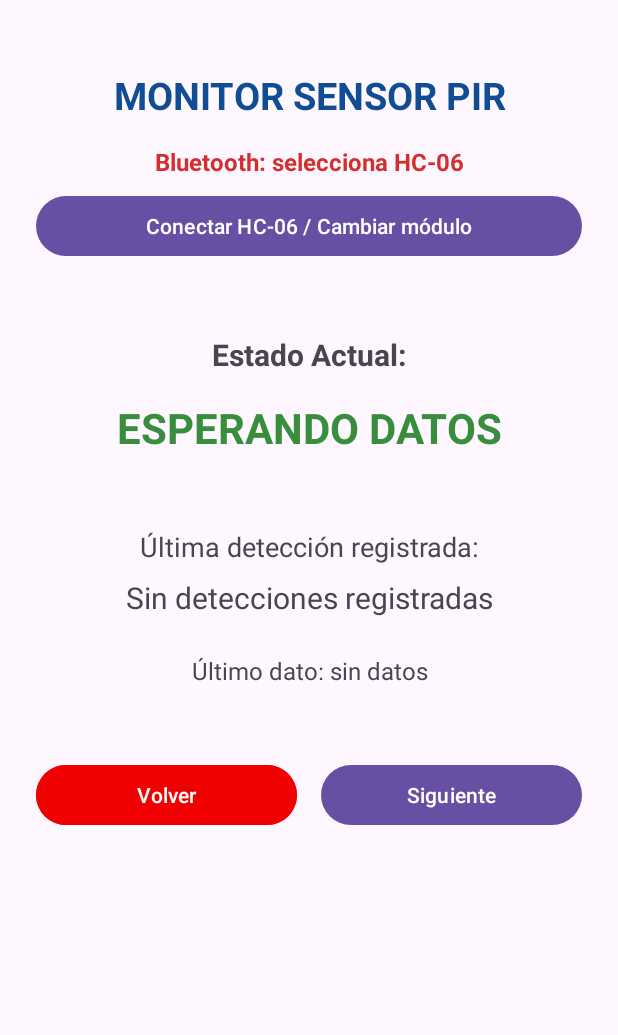
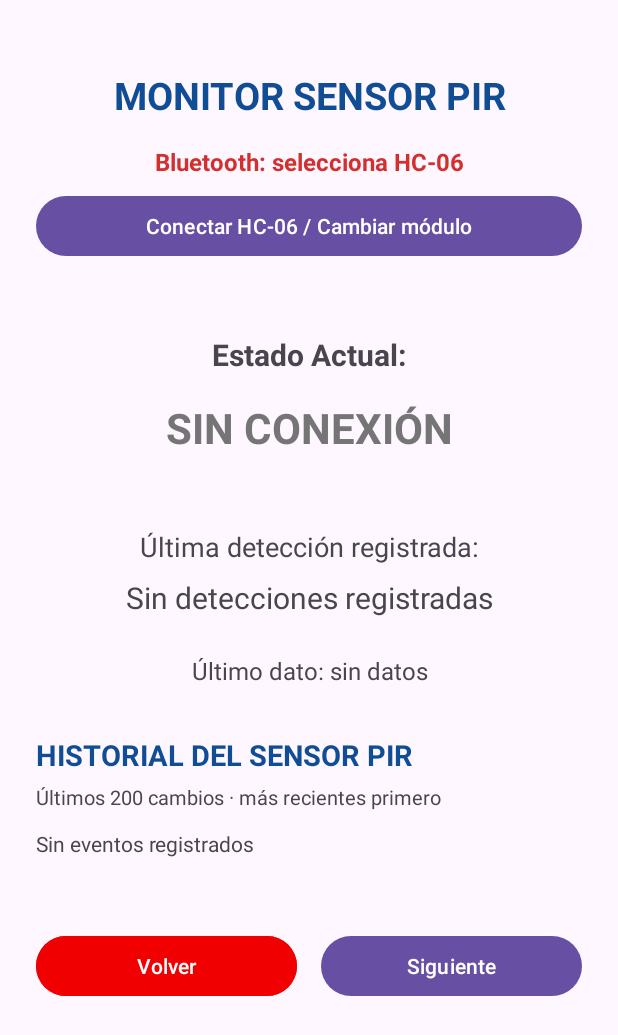
Before and after one commit to MrPelucon/Trabajo-IoT-BenjaminRojas, an Android app: the SensorActivity screen opened directly, with no data from a screen before it, on a phone screen of 412 x 824 dp. Shown: the top 1035 px of the screen. Run offline under Robolectric (Android 15) with nearby library versions, the phone set to English and light mode, and no system bars.

Commit message:
Corrige persistencia de controles y monitor PIR; agrega historial local

```diff
--- a/app/src/main/java/com/example/proyectoiot/SensorActivity.kt
+++ b/app/src/main/java/com/example/proyectoiot/SensorActivity.kt
@@ -3,6 +3,9 @@ package com.example.proyectoiot
 import android.content.Intent
 import android.graphics.Color
 import android.os.Bundle
+import android.os.Handler
+import android.os.Looper
+import android.os.SystemClock
 import android.widget.Button
 import android.widget.TextView
 import androidx.activity.enableEdgeToEdge
@@ -17,6 +20,15 @@ class SensorActivity : BluetoothBaseActivity() {
     private lateinit var tvEstadoPir: TextView
     private lateinit var tvUltimaDeteccion: TextView
     private lateinit var tvMensaje: TextView
+    private lateinit var tvHistorial: TextView
+    private var historialMostrado: List<IoTStorage.EventoPir>? = null
+    private val handler = Handler(Looper.getMainLooper())
+    private val revisarVigencia = object : Runnable {
+        override fun run() {
+            mostrarEstadoPir()
+            handler.postDelayed(this, 1000L)
+        }
+    }
 
     private val listenerEstado: (BluetoothManager.EstadoConexion) -> Unit = { estado ->
         tvEstadoBluetooth.text = when (estado) {
@@ -30,11 +42,11 @@ class SensorActivity : BluetoothBaseActivity() {
             if (estado == BluetoothManager.EstadoConexion.CONECTADO) Color.rgb(56, 142, 60)
             else Color.rgb(211, 47, 47)
         )
+        mostrarDatos()
     }
 
-    private val listenerDatos: (String) -> Unit = { mensaje ->
-        tvMensaje.text = "Último dato: $mensaje"
-        mostrarEstadoPir()
+    private val listenerDatos: (String) -> Unit = {
+        mostrarDatos()
     }
 
     override fun onCreate(savedInstanceState: Bundle?) {
@@ -52,6 +64,7 @@ class SensorActivity : BluetoothBaseActivity() {
         tvEstadoPir = findViewById(R.id.valor_estado)
         tvUltimaDeteccion = findViewById(R.id.valor_ultima_deteccion)
         tvMensaje = findViewById(R.id.tv_mensaje_recibido)
+        tvHistorial = findViewById(R.id.tv_historial_pir)
 
         findViewById<Button>(R.id.btn_conectar_bluetooth).setOnClickListener { elegirBluetooth() }
         findViewById<Button>(R.id.btn_siguiente).setOnClickListener {
@@ -67,26 +80,50 @@ class SensorActivity : BluetoothBaseActivity() {
         super.onStart()
         BluetoothManager.agregarListenerEstado(listenerEstado)
         BluetoothManager.agregarListenerDatos(listenerDatos)
-        tvMensaje.text = "Último dato: ${BluetoothManager.ultimoMensaje ?: "sin datos"}"
-        mostrarEstadoPir()
+        mostrarDatos()
+        handler.post(revisarVigencia)
     }
 
     override fun onStop() {
+        handler.removeCallbacks(revisarVigencia)
         BluetoothManager.quitarListenerEstado(listenerEstado)
         BluetoothManager.quitarListenerDatos(listenerDatos)
         super.onStop()
     }
 
+    private fun mostrarDatos() {
+        tvMensaje.text = "Último dato: ${BluetoothManager.ultimoMensaje ?: "sin datos"}"
+        mostrarEstadoPir()
+        val historial = BluetoothManager.historialPir()
+        if (historial == historialMostrado) return
+        historialMostrado = historial
+        val formato = SimpleDateFormat("dd/MM/yyyy HH:mm:ss", Locale.getDefault())
+        tvHistorial.text = if (historial.isEmpty()) "Sin eventos registrados" else
+            historial.asReversed().joinToString("\n") { evento ->
+                val estado = if (evento.movimiento) "MOVIMIENTO DETECTADO" else "SIN MOVIMIENTO"
+                "${formato.format(Date(evento.fechaMs))}  ·  $estado"
+            }
+    }
+
     private fun mostrarEstadoPir() {
         val movimiento = BluetoothManager.estadoPir
-        tvEstadoPir.text = when (movimiento) {
-            true -> "MOVIMIENTO DETECTADO"
-            false -> "SIN MOVIMIENTO"
-            null -> "ESPERANDO DATOS"
+        val ultimaLectura = BluetoothManager.ultimaLecturaPirMs
+        val conectado = BluetoothManager.estadoActual == BluetoothManager.EstadoConexion.CONECTADO
+        val vencido = ultimaLectura != null && SystemClock.elapsedRealtime() - ultimaLectura >= 10_000L
+        val estado = when {
+            !conectado -> "SIN CONEXIÓN"
+            vencido -> "SIN DATOS RECIENTES"
+            movimiento == true -> "MOVIMIENTO DETECTADO"
+            movimiento == false -> "SIN MOVIMIENTO"
+            BluetoothManager.estadoControl(BluetoothManager.Control.SENSOR) == false -> "SENSOR APAGADO (CONFIG.)"
+            else -> "ESPERANDO DATOS"
         }
-        tvEstadoPir.setTextColor(
-            if (movimiento == true) Color.rgb(211, 47, 47) else Color.rgb(56, 142, 60)
-        )
+        tvEstadoPir.text = estado
+        tvEstadoPir.setTextColor(when (estado) {
+            "MOVIMIENTO DETECTADO" -> Color.rgb(211, 47, 47)
+            "SIN MOVIMIENTO" -> Color.rgb(56, 142, 60)
+            else -> Color.rgb(117, 117, 117)
+        })
         val tiempo = BluetoothManager.ultimaDeteccionMs
         tvUltimaDeteccion.text = tiempo?.let {
             SimpleDateFormat("dd/MM/yyyy HH:mm:ss", Locale.getDefault()).format(Date(it))
--- a/app/src/main/res/layout/activity_sensor.xml
+++ b/app/src/main/res/layout/activity_sensor.xml
@@ -89,6 +89,32 @@
             android:text="Último dato: sin datos"
             android:textSize="16sp" />
 
+        <TextView
+            android:layout_width="match_parent"
+            android:layout_height="wrap_content"
+            android:layout_marginTop="32dp"
+            android:text="HISTORIAL DEL SENSOR PIR"
+            android:textColor="#114d94"
+            android:textSize="19sp"
+            android:textStyle="bold" />
+
+        <TextView
+            android:layout_width="match_parent"
+            android:layout_height="wrap_content"
+            android:layout_marginTop="6dp"
+            android:text="Últimos 200 cambios · más recientes primero"
+            android:textSize="13sp" />
+
+        <TextView
+            android:id="@+id/tv_historial_pir"
+            android:layout_width="match_parent"
+            android:layout_height="wrap_content"
+            android:layout_marginTop="12dp"
+            android:lineSpacingExtra="6dp"
+            android:text="Sin eventos registrados"
+            android:textIsSelectable="true"
+            android:textSize="14sp" />
+
         <LinearLayout
             android:layout_width="match_parent"
             android:layout_height="wrap_content"
```
Also changed, not shown: app/src/main/java/com/example/proyectoiot/ActuadorActivity.kt (+35 -19 lines), app/src/main/java/com/example/proyectoiot/BluetoothManager.kt (+97 -16 lines), app/src/main/java/com/example/proyectoiot/IoTStorage.kt (added, +53 -0 lines), app/src/main/java/com/example/proyectoiot/PirMessageParser.kt (+22 -9 lines), 2 other files.
